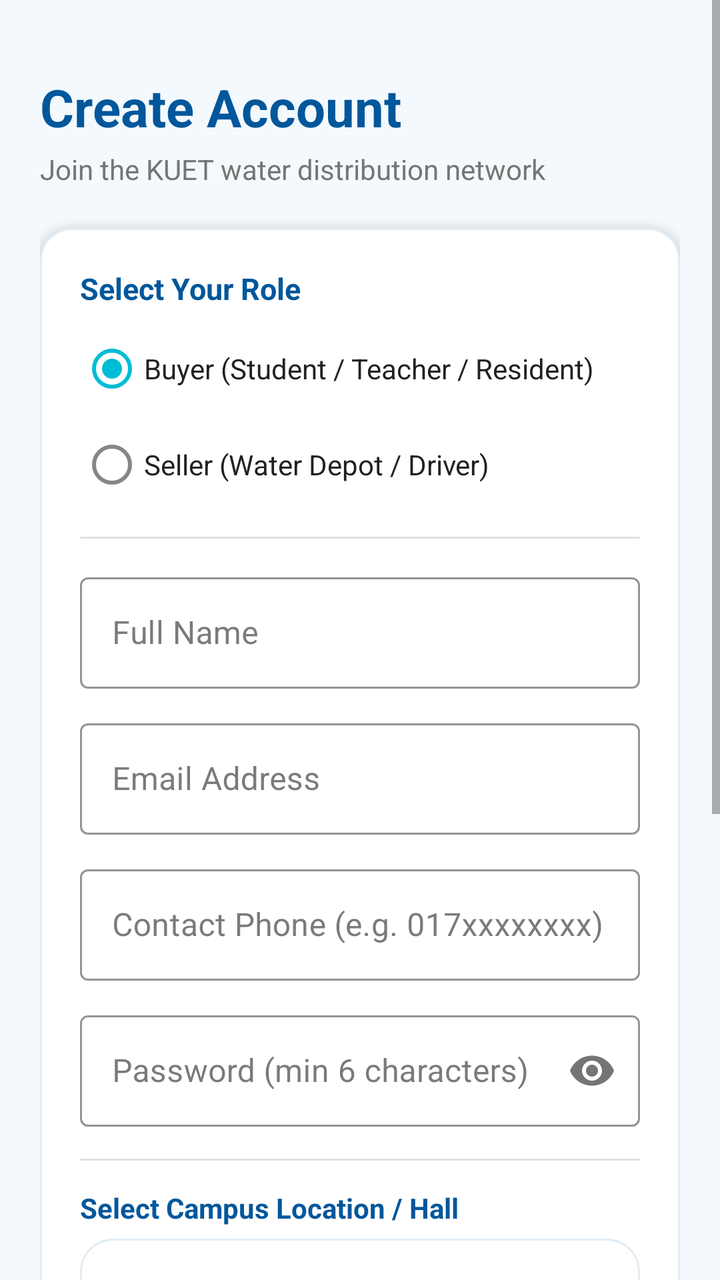
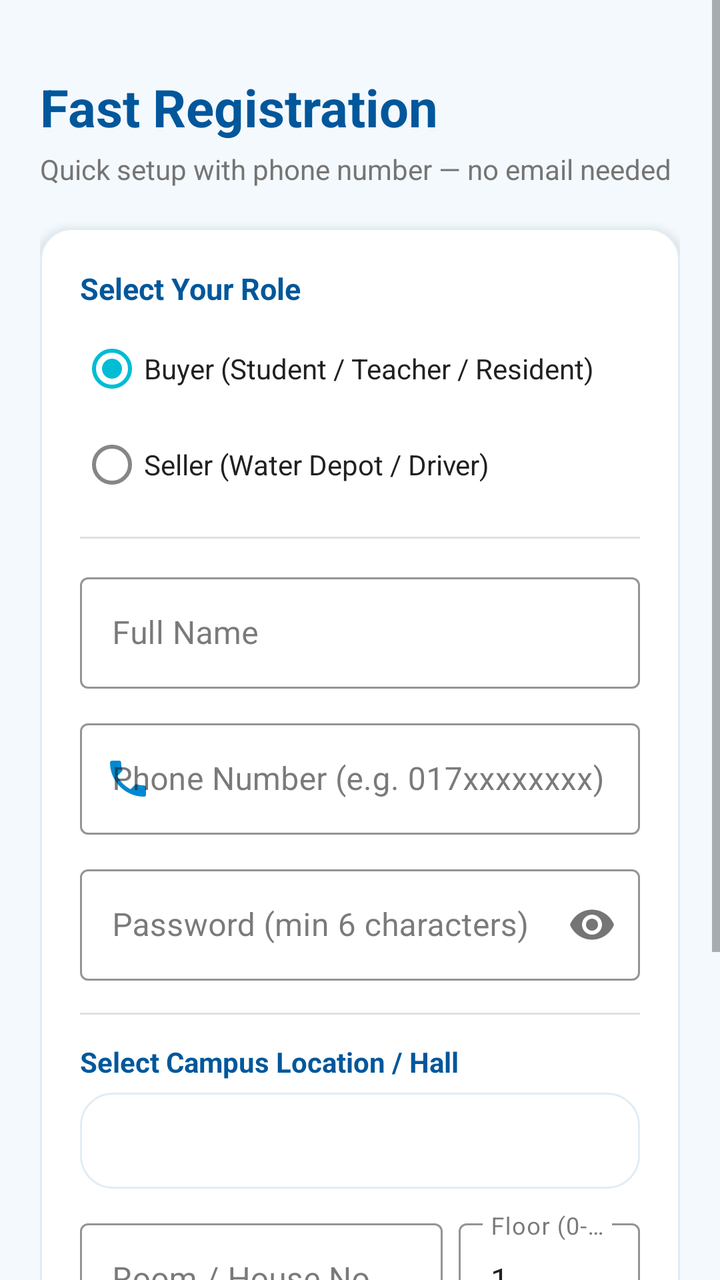

Screens rendered from an Android XML layout before and after an edit, with the pre-edit source and the edit as a unified diff.
<!-- AndroidManifest.xml: application theme Theme.AquaDrop -->
<!-- res/layout/activity_register.xml -->
<?xml version="1.0" encoding="utf-8"?>
<androidx.constraintlayout.widget.ConstraintLayout xmlns:android="http://schemas.android.com/apk/res/android"
    xmlns:app="http://schemas.android.com/apk/res-auto"
    android:layout_width="match_parent"
    android:layout_height="match_parent"
    android:background="@color/background">

    <ScrollView
        android:layout_width="match_parent"
        android:layout_height="match_parent"
        android:fillViewport="true">

        <LinearLayout
            android:layout_width="match_parent"
            android:layout_height="wrap_content"
            android:orientation="vertical"
            android:padding="20dp">

            
            <TextView
                android:id="@+id/tvRegisterTitle"
                android:layout_width="wrap_content"
                android:layout_height="wrap_content"
                android:layout_marginTop="16dp"
                android:text="@string/register_title"
                android:textColor="@color/primary_dark"
                android:textSize="26sp"
                android:textStyle="bold" />

            <TextView
                android:id="@+id/tvRegisterSubtitle"
                android:layout_width="wrap_content"
                android:layout_height="wrap_content"
                android:layout_marginTop="4dp"
                android:text="@string/register_subtitle"
                android:textColor="@color/text_secondary"
                android:textSize="14sp" />

            
            <com.google.android.material.card.MaterialCardView
                android:layout_width="match_parent"
                android:layout_height="wrap_content"
                android:layout_marginTop="20dp"
                app:cardBackgroundColor="@color/card_background"
                app:cardCornerRadius="16dp"
                app:cardElevation="3dp"
                app:strokeColor="@color/card_stroke"
                app:strokeWidth="1dp">

                <LinearLayout
                    android:layout_width="match_parent"
                    android:layout_height="wrap_content"
                    android:orientation="vertical"
                    android:padding="20dp">

                    
                    <TextView
                        android:layout_width="wrap_content"
                        android:layout_height="wrap_content"
                        android:text="@string/role_prompt"
                        android:textColor="@color/primary_dark"
                        android:textSize="15sp"
                        android:textStyle="bold" />

                    <RadioGroup
                        android:id="@+id/rgRole"
                        android:layout_width="match_parent"
                        android:layout_height="wrap_content"
                        android:layout_marginTop="6dp"
                        android:orientation="vertical">

                        <RadioButton
                            android:id="@+id/rbBuyer"
                            android:layout_width="wrap_content"
                            android:layout_height="wrap_content"
                            android:checked="true"
                            android:text="@string/role_buyer_label"
                            android:textColor="@color/text_primary"
                            android:textSize="14sp" />

                        <RadioButton
                            android:id="@+id/rbSeller"
                            android:layout_width="wrap_content"
                            android:layout_height="wrap_content"
                            android:text="@string/role_seller_label"
                            android:textColor="@color/text_primary"
                            android:textSize="14sp" />
                    </RadioGroup>

                    <View
                        android:layout_width="match_parent"
                        android:layout_height="1dp"
                        android:layout_marginTop="12dp"
                        android:layout_marginBottom="14dp"
                        android:background="@color/divider" />

                    
                    <com.google.android.material.textfield.TextInputLayout
                        android:id="@+id/tilFullName"
                        style="@style/Widget.MaterialComponents.TextInputLayout.OutlinedBox"
                        android:layout_width="match_parent"
                        android:layout_height="wrap_content"
                        android:hint="@string/name_hint"
                        app:boxStrokeColor="@color/primary"
                        app:hintTextColor="@color/primary">

                        <com.google.android.material.textfield.TextInputEditText
                            android:id="@+id/etFullName"
                            android:layout_width="match_parent"
                            android:layout_height="wrap_content"
                            android:inputType="textPersonName"
                            android:maxLines="1" />
                    </com.google.android.material.textfield.TextInputLayout>

                    
                    <com.google.android.material.textfield.TextInputLayout
                        android:id="@+id/tilRegEmail"
                        style="@style/Widget.MaterialComponents.TextInputLayout.OutlinedBox"
                        android:layout_width="match_parent"
                        android:layout_height="wrap_content"
                        android:layout_marginTop="12dp"
                        android:hint="@string/email_hint"
                        app:boxStrokeColor="@color/primary"
                        app:hintTextColor="@color/primary">

                        <com.google.android.material.textfield.TextInputEditText
                            android:id="@+id/etRegEmail"
                            android:layout_width="match_parent"
                            android:layout_height="wrap_content"
                            android:inputType="textEmailAddress"
                            android:maxLines="1" />
                    </com.google.android.material.textfield.TextInputLayout>

                    
                    <com.google.android.material.textfield.TextInputLayout
                        android:id="@+id/tilRegPhone"
                        style="@style/Widget.MaterialComponents.TextInputLayout.OutlinedBox"
                        android:layout_width="match_parent"
                        android:layout_height="wrap_content"
                        android:layout_marginTop="12dp"
                        android:hint="@string/phone_hint"
                        app:boxStrokeColor="@color/primary"
                        app:hintTextColor="@color/primary">

                        <com.google.android.material.textfield.TextInputEditText
                            android:id="@+id/etRegPhone"
                            android:layout_width="match_parent"
                            android:layout_height="wrap_content"
                            android:inputType="phone"
                            android:maxLines="1" />
                    </com.google.android.material.textfield.TextInputLayout>

                    
                    <com.google.android.material.textfield.TextInputLayout
                        android:id="@+id/tilRegPassword"
                        style="@style/Widget.MaterialComponents.TextInputLayout.OutlinedBox"
                        android:layout_width="match_parent"
                        android:layout_height="wrap_content"
                        android:layout_marginTop="12dp"
                        android:hint="@string/password_hint"
                        app:boxStrokeColor="@color/primary"
                        app:hintTextColor="@color/primary"
                        app:passwordToggleEnabled="true">

                        <com.google.android.material.textfield.TextInputEditText
                            android:id="@+id/etRegPassword"
                            android:layout_width="match_parent"
                            android:layout_height="wrap_content"
                            android:inputType="textPassword"
                            android:maxLines="1" />
                    </com.google.android.material.textfield.TextInputLayout>

                    <View
                        android:layout_width="match_parent"
                        android:layout_height="1dp"
                        android:layout_marginTop="16dp"
                        android:layout_marginBottom="14dp"
                        android:background="@color/divider" />

                    
                    <TextView
                        android:layout_width="wrap_content"
                        android:layout_height="wrap_content"
                        android:text="@string/location_prompt"
                        android:textColor="@color/primary_dark"
                        android:textSize="14sp"
                        android:textStyle="bold" />

                    <Spinner
                        android:id="@+id/spinnerLocation"
                        android:layout_width="match_parent"
                        android:layout_height="48dp"
                        android:layout_marginTop="6dp"
                        android:background="@drawable/bg_rounded_card"
                        android:paddingStart="12dp"
                        android:paddingEnd="12dp" />

                    
                    <com.google.android.material.textfield.TextInputLayout
                        android:id="@+id/tilRoomOrFlat"
                        style="@style/Widget.MaterialComponents.TextInputLayout.OutlinedBox"
                        android:layout_width="match_parent"
                        android:layout_height="wrap_content"
                        android:layout_marginTop="12dp"
                        android:hint="@string/room_flat_hint"
                        app:boxStrokeColor="@color/primary"
                        app:hintTextColor="@color/primary">

                        <com.google.android.material.textfield.TextInputEditText
                            android:id="@+id/etRoomOrFlat"
                            android:layout_width="match_parent"
                            android:layout_height="wrap_content"
                            android:inputType="text"
                            android:maxLines="1" />
                    </com.google.android.material.textfield.TextInputLayout>

                    
                    <com.google.android.material.textfield.TextInputLayout
                        android:id="@+id/tilFloorNumber"
                        style="@style/Widget.MaterialComponents.TextInputLayout.OutlinedBox"
                        android:layout_width="match_parent"
                        android:layout_height="wrap_content"
                        android:layout_marginTop="12dp"
                        android:hint="@string/floor_hint"
                        app:boxStrokeColor="@color/primary"
                        app:hintTextColor="@color/primary">

                        <com.google.android.material.textfield.TextInputEditText
                            android:id="@+id/etFloorNumber"
                            android:layout_width="match_parent"
                            android:layout_height="wrap_content"
                            android:inputType="number"
                            android:maxLines="1" />
                    </com.google.android.material.textfield.TextInputLayout>

                    
                    <ProgressBar
                        android:id="@+id/progressBarRegister"
                        android:layout_width="32dp"
                        android:layout_height="32dp"
                        android:layout_gravity="center_horizontal"
                        android:layout_marginTop="16dp"
                        android:indeterminateTint="@color/primary"
                        android:visibility="gone" />

                    
                    <com.google.android.material.button.MaterialButton
                        android:id="@+id/btnRegister"
                        android:layout_width="match_parent"
                        android:layout_height="52dp"
                        android:layout_marginTop="18dp"
                        android:backgroundTint="@color/primary"
                        android:text="@string/btn_register"
                        android:textAllCaps="false"
                        android:textColor="@color/white"
                        android:textSize="16sp"
                        app:cornerRadius="10dp" />

                </LinearLayout>

            </com.google.android.material.card.MaterialCardView>

            
            <TextView
                android:id="@+id/tvGoToLogin"
                android:layout_width="wrap_content"
                android:layout_height="wrap_content"
                android:layout_gravity="center_horizontal"
                android:layout_marginTop="20dp"
                android:layout_marginBottom="28dp"
                android:padding="8dp"
                android:text="@string/have_account_prompt"
                android:textColor="@color/primary"
                android:textSize="14sp"
                android:textStyle="bold" />

        </LinearLayout>
    </ScrollView>

</androidx.constraintlayout.widget.ConstraintLayout>
<!-- resources referenced by this layout -->
<resources>
  <color name="background">#F4F9FD</color>
  <color name="card_background">#FFFFFF</color>
  <color name="card_stroke">#E1ECF4</color>
  <color name="divider">#E0E0E0</color>
  <color name="primary">#0288D1</color>
  <color name="primary_dark">#01579B</color>
  <color name="text_primary">#212121</color>
  <color name="text_secondary">#757575</color>
  <color name="white">#FFFFFF</color>
  <!-- drawable bg_rounded_card (drawable) -->
  <?xml version="1.0" encoding="utf-8"?>
  <shape xmlns:android="http://schemas.android.com/apk/res/android"
      android:shape="rectangle">
      <solid android:color="@color/card_background" />
      <corners android:radius="16dp" />
      <stroke
          android:width="1dp"
          android:color="@color/card_stroke" />
  </shape>
  <string name="btn_register">Register Account</string>
  <string name="email_hint">Email Address</string>
  <string name="floor_hint">Floor Number (0 = Ground, 1–6)</string>
  <string name="have_account_prompt">Already have an account? Sign In</string>
  <string name="location_prompt">Select Campus Location / Hall</string>
  <string name="name_hint">Full Name</string>
  <string name="password_hint">Password (min 6 characters)</string>
  <string name="phone_hint">Contact Phone (e.g. 017xxxxxxxx)</string>
  <string name="register_subtitle">Join the KUET water distribution network</string>
  <string name="register_title">Create Account</string>
  <string name="role_buyer_label">Buyer (Student / Teacher / Resident)</string>
  <string name="role_prompt">Select Your Role</string>
  <string name="role_seller_label">Seller (Water Depot / Driver)</string>
  <string name="room_flat_hint">Room / House / Flat No.</string>
  <style name="Theme.AquaDrop" parent="Theme.MaterialComponents.Light.NoActionBar">
          
          <item name="colorPrimary">@color/primary</item>
          <item name="colorPrimaryVariant">@color/primary_dark</item>
          <item name="colorOnPrimary">@color/white</item>
  
          
          <item name="colorSecondary">@color/accent</item>
          <item name="colorSecondaryVariant">@color/primary</item>
          <item name="colorOnSecondary">@color/white</item>
  
          
          <item name="android:statusBarColor">@color/primary_dark</item>
          <item name="android:windowLightStatusBar">false</item>
          <item name="android:navigationBarColor">@color/white</item>
          <item name="android:windowLightNavigationBar" tools:targetApi="27">true</item>
  
          
          <item name="android:windowBackground">@color/background</item>
          <item name="colorSurface">@color/card_background</item>
          <item name="colorOnSurface">@color/text_primary</item>
      </style>
  <color name="accent">#00BCD4</color>
</resources>

<!-- the commit's change to res/layout/activity_register.xml (unified diff, before → after) -->
@@ -22,7 +22,7 @@
                 android:layout_width="wrap_content"
                 android:layout_height="wrap_content"
                 android:layout_marginTop="16dp"
-                android:text="@string/register_title"
+                android:text="Fast Registration"
                 android:textColor="@color/primary_dark"
                 android:textSize="26sp"
                 android:textStyle="bold" />
@@ -32,7 +32,7 @@
                 android:layout_width="wrap_content"
                 android:layout_height="wrap_content"
                 android:layout_marginTop="4dp"
-                android:text="@string/register_subtitle"
+                android:text="Quick setup with phone number — no email needed"
                 android:textColor="@color/text_secondary"
                 android:textSize="14sp" />
 
@@ -114,33 +114,16 @@
 
                     
                     <com.google.android.material.textfield.TextInputLayout
-                        android:id="@+id/tilRegEmail"
-                        style="@style/Widget.MaterialComponents.TextInputLayout.OutlinedBox"
-                        android:layout_width="match_parent"
-                        android:layout_height="wrap_content"
-                        android:layout_marginTop="12dp"
-                        android:hint="@string/email_hint"
-                        app:boxStrokeColor="@color/primary"
-                        app:hintTextColor="@color/primary">
-
-                        <com.google.android.material.textfield.TextInputEditText
-                            android:id="@+id/etRegEmail"
-                            android:layout_width="match_parent"
-                            android:layout_height="wrap_content"
-                            android:inputType="textEmailAddress"
-                            android:maxLines="1" />
-                    </com.google.android.material.textfield.TextInputLayout>
-
-                    
-                    <com.google.android.material.textfield.TextInputLayout
                         android:id="@+id/tilRegPhone"
                         style="@style/Widget.MaterialComponents.TextInputLayout.OutlinedBox"
                         android:layout_width="match_parent"
                         android:layout_height="wrap_content"
                         android:layout_marginTop="12dp"
-                        android:hint="@string/phone_hint"
+                        android:hint="Phone Number (e.g. 017xxxxxxxx)"
                         app:boxStrokeColor="@color/primary"
-                        app:hintTextColor="@color/primary">
+                        app:hintTextColor="@color/primary"
+                        app:startIconDrawable="@drawable/ic_call"
+                        app:startIconTint="@color/primary">
 
                         <com.google.android.material.textfield.TextInputEditText
                             android:id="@+id/etRegPhone"
@@ -196,42 +179,52 @@
                         android:paddingEnd="12dp" />
 
                     
-                    <com.google.android.material.textfield.TextInputLayout
-                        android:id="@+id/tilRoomOrFlat"
-                        style="@style/Widget.MaterialComponents.TextInputLayout.OutlinedBox"
-                        android:layout_width="match_parent"
-                        android:layout_height="wrap_content"
-                        android:layout_marginTop="12dp"
-                        android:hint="@string/room_flat_hint"
-                        app:boxStrokeColor="@color/primary"
-                        app:hintTextColor="@color/primary">
-
-                        <com.google.android.material.textfield.TextInputEditText
-                            android:id="@+id/etRoomOrFlat"
-                            android:layout_width="match_parent"
-                            android:layout_height="wrap_content"
-                            android:inputType="text"
-                            android:maxLines="1" />
-                    </com.google.android.material.textfield.TextInputLayout>
-
-                    
-                    <com.google.android.material.textfield.TextInputLayout
-                        android:id="@+id/tilFloorNumber"
-                        style="@style/Widget.MaterialComponents.TextInputLayout.OutlinedBox"
-                        android:layout_width="match_parent"
-                        android:layout_height="wrap_content"
-                        android:layout_marginTop="12dp"
-                        android:hint="@string/floor_hint"
-                        app:boxStrokeColor="@color/primary"
-                        app:hintTextColor="@color/primary">
-
-                        <com.google.android.material.textfield.TextInputEditText
-                            android:id="@+id/etFloorNumber"
-                            android:layout_width="match_parent"
-                            android:layout_height="wrap_content"
-                            android:inputType="number"
-                            android:maxLines="1" />
-                    </com.google.android.material.textfield.TextInputLayout>
+                    <LinearLayout
+                        android:layout_width="match_parent"
+                        android:layout_height="wrap_content"
+                        android:layout_marginTop="12dp"
+                        android:orientation="horizontal">
+
+                        
+                        <com.google.android.material.textfield.TextInputLayout
+                            android:id="@+id/tilRoomOrFlat"
+                            style="@style/Widget.MaterialComponents.TextInputLayout.OutlinedBox"
+                            android:layout_width="0dp"
+                            android:layout_height="wrap_content"
+                            android:layout_marginEnd="8dp"
+                            android:layout_weight="2"
+                            android:hint="Room / House No."
+                            app:boxStrokeColor="@color/primary"
+                            app:hintTextColor="@color/primary">
+
+                            <com.google.android.material.textfield.TextInputEditText
+                                android:id="@+id/etRoomOrFlat"
+                                android:layout_width="match_parent"
+                                android:layout_height="wrap_content"
+                                android:inputType="text"
+                                android:maxLines="1" />
+                        </com.google.android.material.textfield.TextInputLayout>
+
+                        
+                        <com.google.android.material.textfield.TextInputLayout
+                            android:id="@+id/tilFloorNumber"
+                            style="@style/Widget.MaterialComponents.TextInputLayout.OutlinedBox"
+                            android:layout_width="0dp"
+                            android:layout_height="wrap_content"
+                            android:layout_weight="1"
+                            android:hint="Floor (0-6)"
+                            app:boxStrokeColor="@color/primary"
+                            app:hintTextColor="@color/primary">
+
+                            <com.google.android.material.textfield.TextInputEditText
+                                android:id="@+id/etFloorNumber"
+                                android:layout_width="match_parent"
+                                android:layout_height="wrap_content"
+                                android:inputType="number"
+                                android:maxLines="1"
+                                android:text="1" />
+                        </com.google.android.material.textfield.TextInputLayout>
+                    </LinearLayout>
 
                     
                     <ProgressBar
@@ -250,7 +243,7 @@
                         android:layout_height="52dp"
                         android:layout_marginTop="18dp"
                         android:backgroundTint="@color/primary"
-                        android:text="@string/btn_register"
+                        android:text="Quick Register (1-Tap)"
                         android:textAllCaps="false"
                         android:textColor="@color/white"
                         android:textSize="16sp"
<!-- resource entries referenced after the edit -->
@@ -19,20 +19,23 @@
           android:width="1dp"
           android:color="@color/card_stroke" />
   </shape>
-  <string name="btn_register">Register Account</string>
-  <string name="email_hint">Email Address</string>
-  <string name="floor_hint">Floor Number (0 = Ground, 1–6)</string>
+  <!-- drawable ic_call (drawable) -->
+  <vector xmlns:android="http://schemas.android.com/apk/res/android"
+      android:width="24dp"
+      android:height="24dp"
+      android:viewportWidth="24"
+      android:viewportHeight="24">
+      <path
+          android:fillColor="#0288D1"
+          android:pathData="M20.01,15.38c-1.23,0 -2.42,-0.2 -3.53,-0.56 -0.35,-0.12 -0.74,-0.03 -1.02,0.24l-2.2,2.2c-2.83,-1.44 -5.15,-3.75 -6.59,-6.59l2.2,-2.21c0.28,-0.26 0.36,-0.65 0.25,-1C8.76,6.35 8.56,5.16 8.56,3.93 8.56,3.42 8.14,3 7.63,3H4.06C3.55,3 3,3.42 3,3.93 3,13.36 10.64,21 20.07,21c0.51,0 0.93,-0.42 0.93,-0.93v-3.69c0,-0.51 -0.42,-0.93 -0.99,-1z" />
+  </vector>
   <string name="have_account_prompt">Already have an account? Sign In</string>
   <string name="location_prompt">Select Campus Location / Hall</string>
   <string name="name_hint">Full Name</string>
   <string name="password_hint">Password (min 6 characters)</string>
-  <string name="phone_hint">Contact Phone (e.g. 017xxxxxxxx)</string>
-  <string name="register_subtitle">Join the KUET water distribution network</string>
-  <string name="register_title">Create Account</string>
   <string name="role_buyer_label">Buyer (Student / Teacher / Resident)</string>
   <string name="role_prompt">Select Your Role</string>
   <string name="role_seller_label">Seller (Water Depot / Driver)</string>
-  <string name="room_flat_hint">Room / House / Flat No.</string>
   <style name="Theme.AquaDrop" parent="Theme.MaterialComponents.Light.NoActionBar">
           
           <item name="colorPrimary">@color/primary</item>
